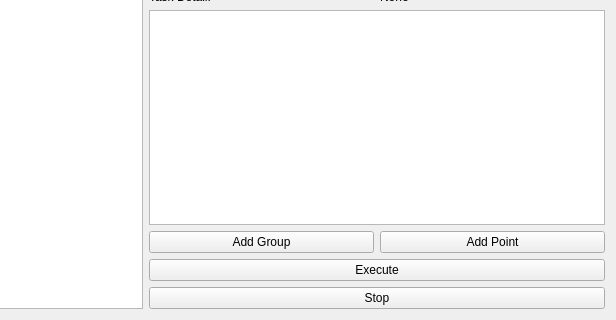
jintaoChan/ROS2-general-teaching-pendant, file src/ui/programmer/task_widget/task_widget.ui: the form before one commit; both pictures show x 325 to 941 and y 291 to 611 of the 941 by 611 pixel window.
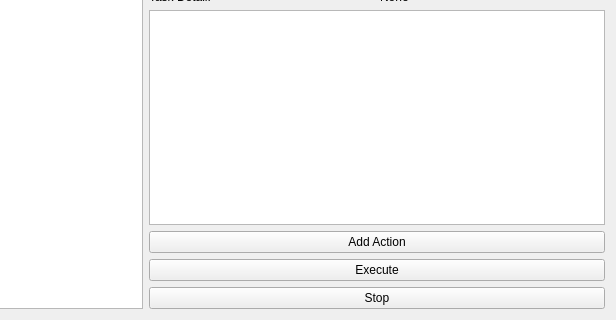
The form after the commit. Custom widgets are drawn as their Qt base class.

Commit message: UPDATE: Add IO Task

Diff of the .ui file:
```diff
--- a/src/ui/programmer/task_widget/task_widget.ui
+++ b/src/ui/programmer/task_widget/task_widget.ui
@@ -86,14 +86,7 @@
          <item>
           <widget class="QPushButton" name="add_group_button">
            <property name="text">
-            <string>Add Group</string>
-           </property>
-          </widget>
-         </item>
-         <item>
-          <widget class="QPushButton" name="add_point_button">
-           <property name="text">
-            <string>Add Point</string>
+                        <string>Add Action</string>
            </property>
           </widget>
          </item>
```
Left out of the diff: 2 changed lines with no effect on the pictures. The commit also changes 15 other files.
